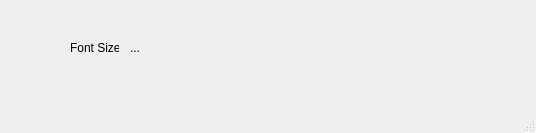
The window that UIFiles/UIFontSize.ui (Joimar/IntelliJPyQtTextEditor) describes before a commit, drawn with Qt 5.
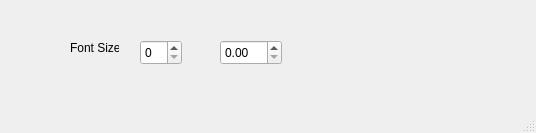
The same window after the commit.

Commit message: elements in the new window added

The edit to the form file:
```diff
--- a/UIFiles/UIFontSize.ui
+++ b/UIFiles/UIFontSize.ui
@@ -27,17 +27,24 @@
      <string>Font Size: </string>
     </property>
    </widget>
-   <widget class="QLabel" name="label_2">
+   <widget class="QSpinBox" name="spinBox">
     <property name="geometry">
      <rect>
-      <x>130</x>
+      <x>140</x>
       <y>40</y>
-      <width>49</width>
-      <height>16</height>
+      <width>42</width>
+      <height>25</height>
      </rect>
     </property>
-    <property name="text">
-     <string>...</string>
+   </widget>
+   <widget class="QDoubleSpinBox" name="doubleSpinBox">
+    <property name="geometry">
+     <rect>
+      <x>220</x>
+      <y>40</y>
+      <width>62</width>
+      <height>25</height>
+     </rect>
     </property>
    </widget>
   </widget>
```
The commit also changes 2 other files.
